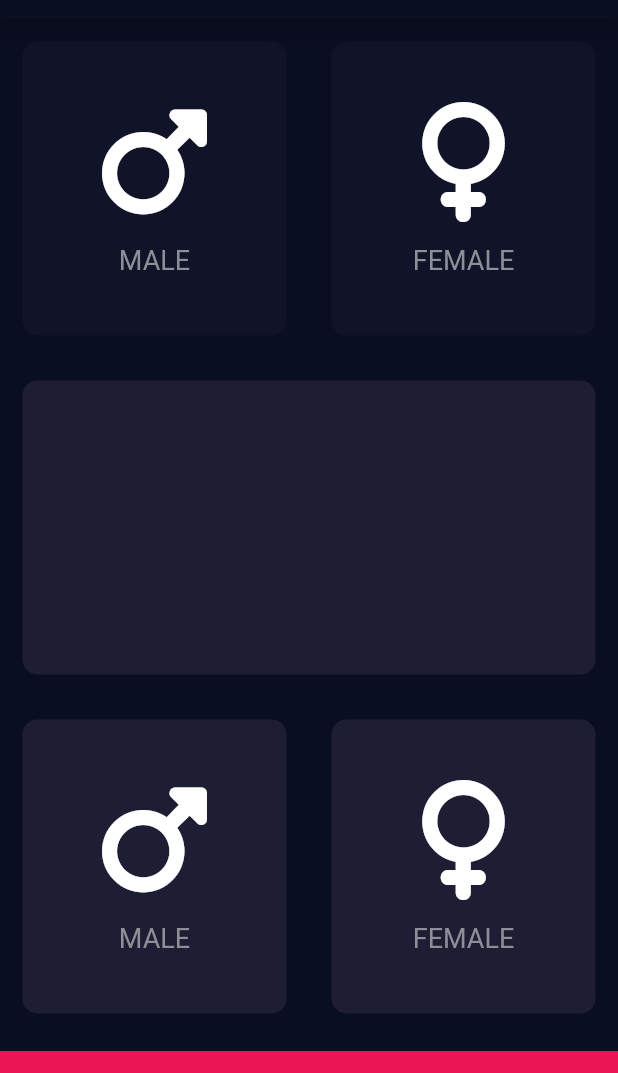
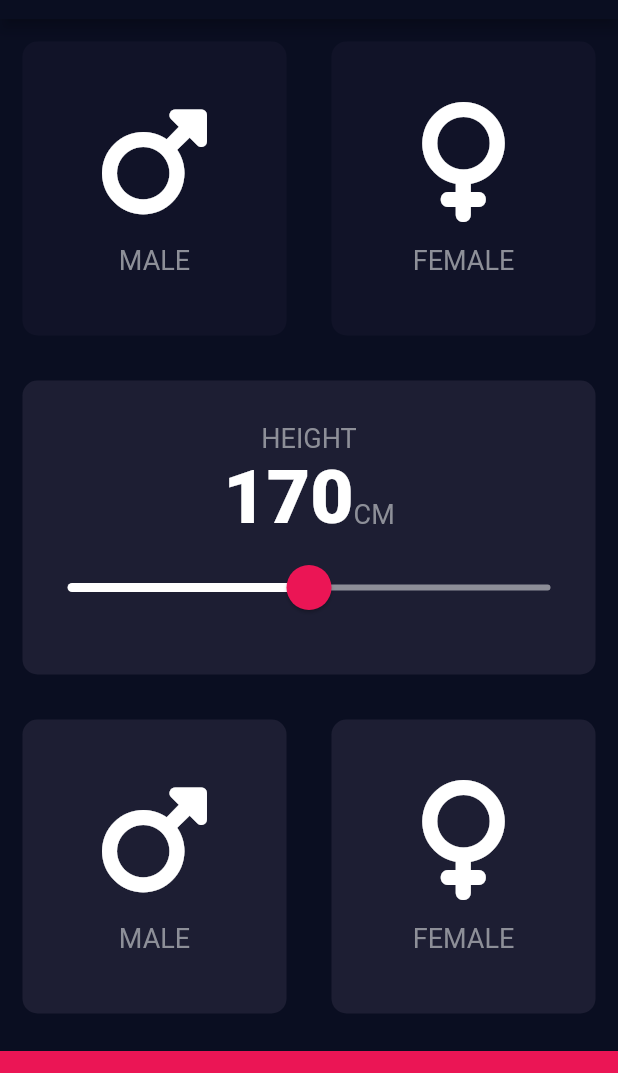
Before and after one commit to jepisti/bmi_calculator, a Flutter app: the screen it shows after launch, on a phone screen of 412 x 824 dp, the part 65-1138 px from its top. Run offline on Flutter 3.47's test engine with Material 3 defaults, Android fonts, the phone set to English and light mode, and no system bars; our stand-ins replace font_awesome_flutter.

Commit message:
slider bar and constants file

```diff
--- a/lib/card_content.dart
+++ b/lib/card_content.dart
@@ -1,9 +1,5 @@
 import 'package:flutter/material.dart';
-
-const labelTextStyle = TextStyle(
-  fontSize: 18.0,
-  color: Color(0xFF8D8F98),
-);
+import 'constants.dart';
 
 class CardContent extends StatelessWidget {
   const CardContent({super.key, required this.icon, required this.label});
@@ -24,7 +20,7 @@ class CardContent extends StatelessWidget {
         const SizedBox(
           height: 15.0,
         ),
-        Text(label, style: labelTextStyle),
+        Text(label, style: kLabelTextStyle),
       ],
     );
   }
--- /dev/null
+++ b/lib/constants.dart
@@ -0,0 +1,21 @@
+import 'package:flutter/material.dart';
+
+const kBottomContainerHeight = 80.0;
+const kCardColorCode = Color(0xFF1D1E33);
+const kInactiveCardColorCode = Color(0xFF111328);
+const kContainerColorCode = Color(0xFFEB1555);
+
+const kLabelTextStyle = TextStyle(
+  fontSize: 18.0,
+  color: Color(0xFF8D8F98),
+);
+
+const kNumberTextStyle = TextStyle(
+  fontSize: 50.0,
+  fontWeight: FontWeight.w900,
+);
+
+const kInactiveSliderColor = Color(0xFF8D8E98);
+const kActiveSliderColor = Color(0xFFFFFFFF);
+const kMinSlider = 120.0;
+const kMaxSlider = 220.0;
--- a/lib/input_page.dart
+++ b/lib/input_page.dart
@@ -1,12 +1,8 @@
 import 'package:flutter/material.dart';
+import 'constants.dart';
 import 'reusable_card.dart';
 import 'package:font_awesome_flutter/font_awesome_flutter.dart';
 import 'card_content.dart';
-
-const bottomContainerHeight = 80.0;
-const cardColorCode = Color(0xFF1D1E33);
-const inactiveCardColorCode = Color(0xFF111328);
-const containerColorCode = Color(0xFFEB1555);
 
 enum Gender { male, female }
 
@@ -21,6 +17,7 @@ class _InputPageState extends State<InputPage> {
   Gender? selectedGender;
 //terner operator
 
+  int height = 170;
   @override
   Widget build(BuildContext context) {
     return Scaffold(
@@ -28,6 +25,7 @@ class _InputPageState extends State<InputPage> {
         title: const Text('BMI calculator'),
       ),
       body: Column(
+        crossAxisAlignment: CrossAxisAlignment.stretch,
         children: [
           Expanded(
               child: Row(
@@ -40,8 +38,8 @@ class _InputPageState extends State<InputPage> {
                     });
                   },
                   colour: selectedGender == Gender.male
-                      ? cardColorCode
-                      : inactiveCardColorCode,
+                      ? kCardColorCode
+                      : kInactiveCardColorCode,
                   cardChild: const CardContent(
                     icon: FontAwesomeIcons.mars,
                     label: 'MALE',
@@ -56,8 +54,8 @@ class _InputPageState extends State<InputPage> {
                     });
                   },
                   colour: selectedGender == Gender.female
-                      ? cardColorCode
-                      : inactiveCardColorCode,
+                      ? kCardColorCode
+                      : kInactiveCardColorCode,
                   cardChild: const CardContent(
                     icon: FontAwesomeIcons.venus,
                     label: 'FEMALE',
@@ -66,10 +64,55 @@ class _InputPageState extends State<InputPage> {
               ),
             ],
           )),
-          const Expanded(
+          Expanded(
             child: ReusableCard(
-              colour: cardColorCode,
-              cardChild: null,
+              colour: kCardColorCode,
+              cardChild: Column(
+                mainAxisAlignment: MainAxisAlignment.center,
+                children: [
+                  const Text(
+                    'HEIGHT',
+                    style: kLabelTextStyle,
+                  ),
+                  Row(
+                    mainAxisAlignment: MainAxisAlignment.center,
+                    crossAxisAlignment: CrossAxisAlignment.baseline,
+                    textBaseline: TextBaseline.alphabetic,
+                    children: [
+                      Text(
+                        height.toString(),
+                        style: kNumberTextStyle,
+                      ),
+                      const Text(
+                        'CM',
+                        style: kLabelTextStyle,
+                      ),
+                    ],
+                  ),
+                  SliderTheme(
+                    data: SliderTheme.of(context).copyWith(
+                      inactiveTrackColor: kInactiveSliderColor,
+                      activeTrackColor: kActiveSliderColor,
+                      thumbColor: kContainerColorCode,
+                      overlayColor: const Color(0x15EB1555),
+                      thumbShape:
+                          const RoundSliderThumbShape(enabledThumbRadius: 15.0),
+                      overlayShape:
+                          const RoundSliderOverlayShape(overlayRadius: 30.0),
+                    ),
+                    child: Slider(
+                      value: height.toDouble(),
+                      min: kMinSlider,
+                      max: kMaxSlider,
+                      onChanged: (double value) {
+                        setState(() {
+                          height = value.toInt();
+                        });
+                      },
+                    ),
+                  ),
+                ],
+              ),
             ),
           ),
           const Expanded(
@@ -77,7 +120,7 @@ class _InputPageState extends State<InputPage> {
             children: [
               Expanded(
                 child: ReusableCard(
-                  colour: cardColorCode,
+                  colour: kCardColorCode,
                   cardChild: CardContent(
                     icon: FontAwesomeIcons.mars,
                     label: 'MALE',
@@ -86,7 +129,7 @@ class _InputPageState extends State<InputPage> {
               ),
               Expanded(
                 child: ReusableCard(
-                  colour: cardColorCode,
+                  colour: kCardColorCode,
                   cardChild: CardContent(
                     icon: FontAwesomeIcons.venus,
                     label: 'FEMALE',
@@ -96,10 +139,10 @@ class _InputPageState extends State<InputPage> {
             ],
           )),
           Container(
-            color: containerColorCode,
+            color: kContainerColorCode,
             margin: const EdgeInsets.only(top: 10.0),
             width: double.infinity,
-            height: bottomContainerHeight,
+            height: kBottomContainerHeight,
           ),
         ],
       ),
```
